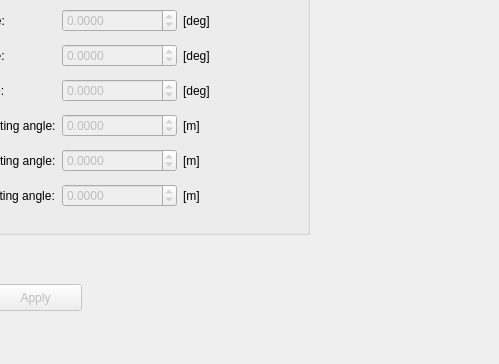
jmaye/libposlv, file src/lib/visualization/GeneralInstallProcessParamsTab.ui: the form before one commit; both pictures show x 431 to 930 and y 436 to 800 of the 930 by 800 pixel window.
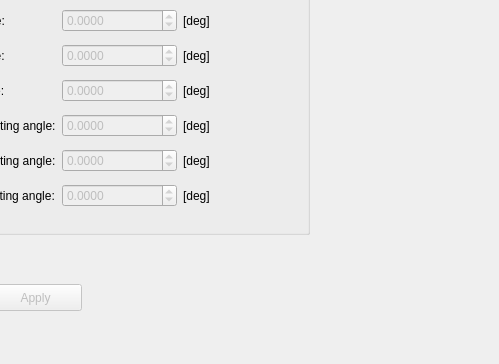
The form after the commit.

```diff
--- a/src/lib/visualization/GeneralInstallProcessParamsTab.ui
+++ b/src/lib/visualization/GeneralInstallProcessParamsTab.ui
@@ -720,21 +720,21 @@
     <item row="9" column="2">
      <widget class="QLabel" name="label_22">
       <property name="text">
-       <string>[m]</string>
+       <string>[deg]</string>
       </property>
      </widget>
     </item>
     <item row="10" column="2">
      <widget class="QLabel" name="label_23">
       <property name="text">
-       <string>[m]</string>
+       <string>[deg]</string>
       </property>
      </widget>
     </item>
     <item row="11" column="2">
      <widget class="QLabel" name="label_24">
       <property name="text">
-       <string>[m]</string>
+       <string>[deg]</string>
       </property>
      </widget>
     </item>
```
